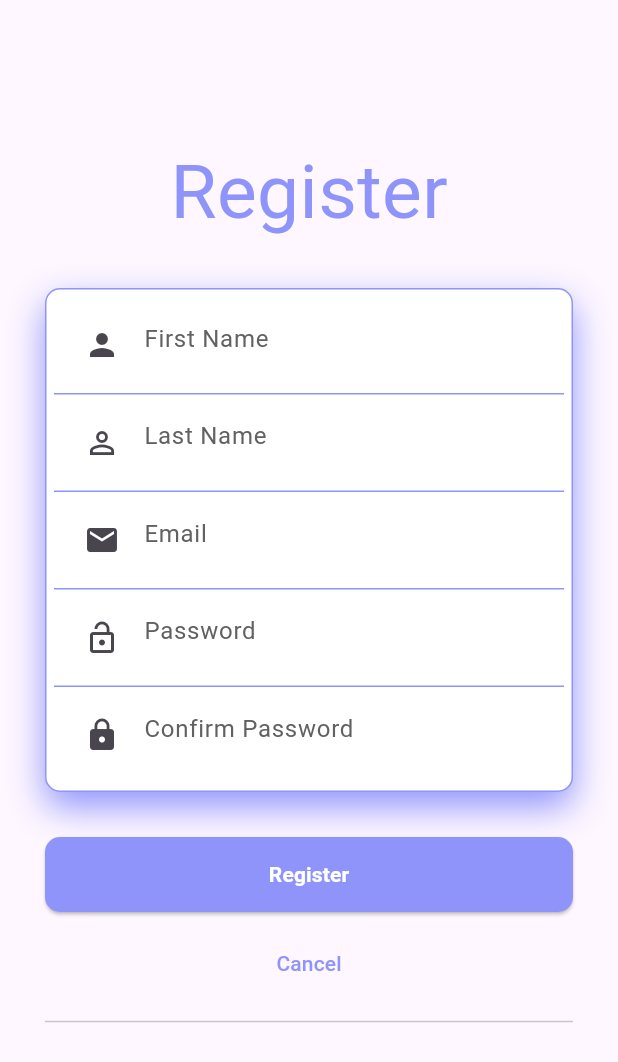
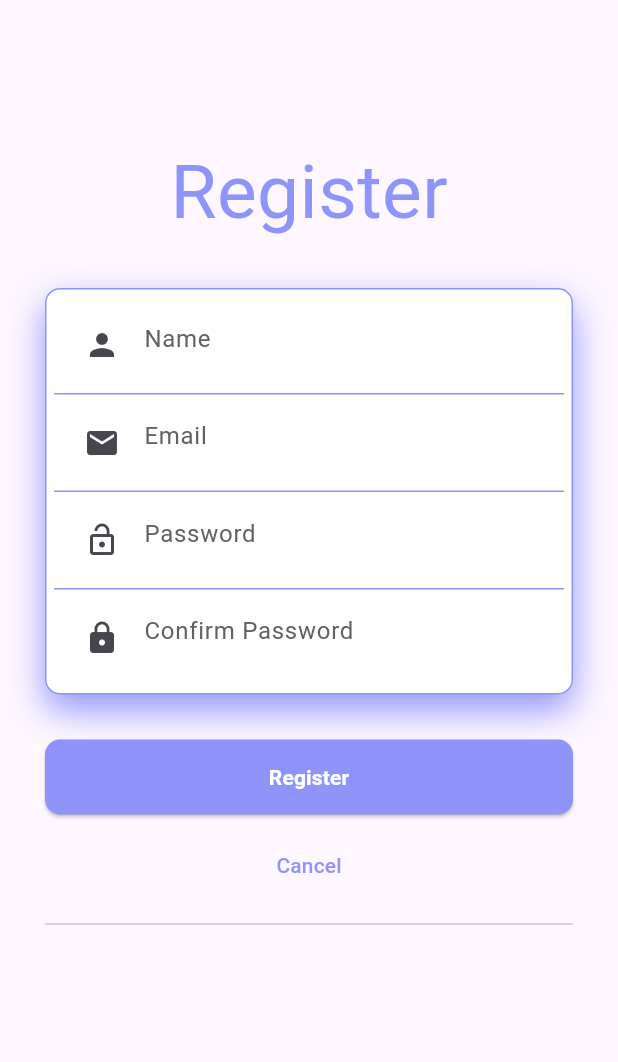
Before and after one commit to SmartYeti/LoginAuth, a Flutter app: the RegisterPage screen opened directly, on a phone screen of 412 x 824 dp. Shown: the top 1062 px of the screen. Run offline on Flutter 3.47's test engine with Material 3 defaults, Android fonts, the phone set to English and light mode, and no system bars.

```diff
--- a/lib/features/presentation/pages/register.dart
+++ b/lib/features/presentation/pages/register.dart
@@ -1,4 +1,5 @@
 import 'package:flutter/material.dart';
+import 'package:loginauth_web/core/utils/guard.dart';
 import 'package:loginauth_web/features/presentation/pages/home.dart';
 import 'package:loginauth_web/features/presentation/pages/login.dart';
 
@@ -12,6 +13,11 @@ class RegisterPage extends StatefulWidget {
 class _RegisterPageState extends State<RegisterPage> {
   final TextEditingController _emailController = TextEditingController();
   final TextEditingController _passwordController = TextEditingController();
+  final TextEditingController _name = TextEditingController();
+  final TextEditingController _cpasswordController = TextEditingController();
+
+  final GlobalKey<FormState> _formKey = GlobalKey();
+
   @override
   Widget build(BuildContext context) {
     return Scaffold(
@@ -45,6 +51,8 @@ class _RegisterPageState extends State<RegisterPage> {
                             blurRadius: 20.0,
                             offset: Offset(0, 10))
                       ]),
+                  child: Form(
+                    key: _formKey,
                     child: Column(
                       children: <Widget>[
                         Container(
@@ -52,38 +60,50 @@ class _RegisterPageState extends State<RegisterPage> {
                           decoration: const BoxDecoration(
                               border: Border(
                                   bottom: BorderSide(
-                                    color: Color.fromRGBO(143, 148, 251, 1)))),
+                                      color:
+                                          Color.fromRGBO(143, 148, 251, 1)))),
                           child: TextFormField(
-                          controller: _emailController,
+                            validator: (String? val) {
+                              return Guard.againstEmptyString(val, 'Name');
+                            },
+                            autovalidateMode:
+                                AutovalidateMode.onUserInteraction,
+                            controller: _name,
                             decoration: InputDecoration(
                                 prefixIcon: const Icon(Icons.person),
                                 border: InputBorder.none,
-                              hintText: "First Name",
+                                hintText: "Name",
                                 hintStyle: TextStyle(color: Colors.grey[700])),
                           ),
                         ),
+                        // Container(
+                        //   padding: const EdgeInsets.all(8.0),
+                        //   decoration: const BoxDecoration(
+                        //       border: Border(
+                        //           bottom: BorderSide(
+                        //               color: Color.fromRGBO(143, 148, 251, 1)))),
+                        //   child: TextFormField(
+                        //     controller: _emailController,
+                        //     decoration: InputDecoration(
+                        //         prefixIcon: const Icon(Icons.person_outline),
+                        //         border: InputBorder.none,
+                        //         hintText: "Last Name",
+                        //         hintStyle: TextStyle(color: Colors.grey[700])),
+                        //   ),
+                        // ),
                         Container(
                           padding: const EdgeInsets.all(8.0),
                           decoration: const BoxDecoration(
                               border: Border(
                                   bottom: BorderSide(
-                                    color: Color.fromRGBO(143, 148, 251, 1)))),
+                                      color:
+                                          Color.fromRGBO(143, 148, 251, 1)))),
                           child: TextFormField(
-                          controller: _emailController,
-                          decoration: InputDecoration(
-                              prefixIcon: const Icon(Icons.person_outline),
-                              border: InputBorder.none,
-                              hintText: "Last Name",
-                              hintStyle: TextStyle(color: Colors.grey[700])),
-                        ),
-                      ),
-                      Container(
-                        padding: const EdgeInsets.all(8.0),
-                        decoration: const BoxDecoration(
-                            border: Border(
-                                bottom: BorderSide(
-                                    color: Color.fromRGBO(143, 148, 251, 1)))),
-                        child: TextFormField(
+                            validator: (String? val) {
+                              return Guard.againstInvalidEmail(val, 'Email');
+                            },
+                            autovalidateMode:
+                                AutovalidateMode.onUserInteraction,
                             controller: _emailController,
                             decoration: InputDecoration(
                                 prefixIcon: const Icon(Icons.email),
@@ -97,8 +117,14 @@ class _RegisterPageState extends State<RegisterPage> {
                           decoration: const BoxDecoration(
                               border: Border(
                                   bottom: BorderSide(
-                                    color: Color.fromRGBO(143, 148, 251, 1)))),
+                                      color:
+                                          Color.fromRGBO(143, 148, 251, 1)))),
                           child: TextFormField(
+                            validator: (String? val) {
+                              return Guard.againstEmptyString(val, 'Password');
+                            },
+                            autovalidateMode:
+                                AutovalidateMode.onUserInteraction,
                             controller: _passwordController,
                             obscureText: true,
                             decoration: InputDecoration(
@@ -111,17 +137,21 @@ class _RegisterPageState extends State<RegisterPage> {
                         Container(
                           padding: const EdgeInsets.all(8.0),
                           child: TextFormField(
-                          // controller: _passwordController,
+                            validator: (String? val) {
+                              return Guard.againstNotMatch(val,
+                                  _passwordController.text, 'Confirm password');
+                            },
+                            controller: _cpasswordController,
                             obscureText: true,
                             decoration: InputDecoration(
-                              prefixIcon:
-                                  const Icon(Icons.lock),
+                                prefixIcon: const Icon(Icons.lock),
                                 border: InputBorder.none,
                                 hintText: "Confirm Password",
                                 hintStyle: TextStyle(color: Colors.grey[700])),
                           ),
                         )
                       ],
+                    ),
                   ),
                 ),
                 const SizedBox(
@@ -131,9 +161,7 @@ class _RegisterPageState extends State<RegisterPage> {
                   style: ElevatedButton.styleFrom(
                       backgroundColor: const Color.fromRGBO(143, 148, 251, 1),
                       shape: RoundedRectangleBorder(
-                          borderRadius: BorderRadius.circular(10))
-
-                      ),
+                          borderRadius: BorderRadius.circular(10))),
                   child: const SizedBox(
                     height: 50,
                     child: Center(
@@ -145,10 +173,12 @@ class _RegisterPageState extends State<RegisterPage> {
                     ),
                   ),
                   onPressed: () {
+                    if (_formKey.currentState!.validate()) {
                       Navigator.push(
                           context,
                           MaterialPageRoute(
                               builder: (context) => const HomePage()));
+                    }
                   },
                 ),
                 const SizedBox(height: 10),
```
Also changed, not shown: lib/core/utils/guard.dart (added, +58 -0 lines), lib/features/presentation/pages/login.dart (+20 -2 lines). Lines whose indentation alone changed are shown as unchanged.
